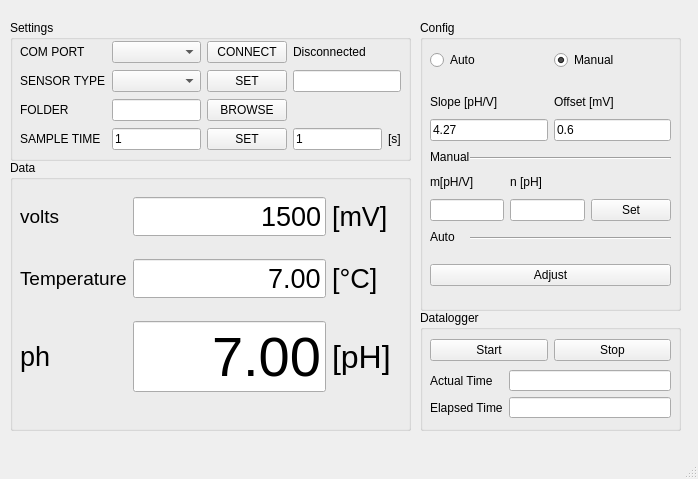
Old version of the form software/DIMQ/DIMQ_VS.ui in the repository ModularDiagnosticLabUDD/DIMQ.
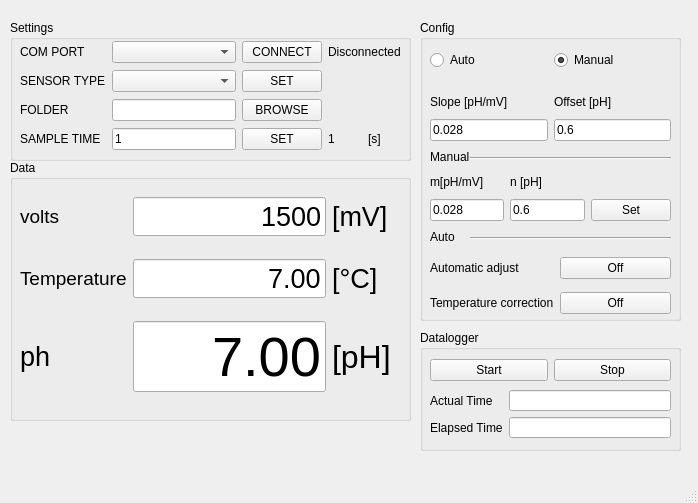
New version of the form.

```diff
--- a/software/DIMQ/DIMQ_VS.ui
+++ b/software/DIMQ/DIMQ_VS.ui
@@ -7,7 +7,7 @@
     <x>0</x>
     <y>0</y>
     <width>698</width>
-    <height>479</height>
+    <height>503</height>
    </rect>
   </property>
   <property name="windowTitle">
@@ -77,16 +77,6 @@
       <item row="1" column="1">
        <widget class="QComboBox" name="comboBox_2"/>
       </item>
-      <item row="1" column="3">
-       <widget class="QLineEdit" name="lineEdit">
-        <property name="minimumSize">
-         <size>
-          <width>60</width>
-          <height>0</height>
-         </size>
-        </property>
-       </widget>
-      </item>
       <item row="2" column="0">
        <widget class="QLabel" name="label_4">
         <property name="text">
@@ -128,7 +118,7 @@
       <item row="3" column="3">
        <layout class="QHBoxLayout" name="horizontalLayout_3">
         <item>
-         <widget class="QLineEdit" name="lineEdit_4">
+         <widget class="QLabel" name="label_21">
           <property name="text">
            <string>1</string>
           </property>
@@ -152,7 +142,7 @@
       <x>10</x>
       <y>160</y>
       <width>401</width>
-      <height>271</height>
+      <height>261</height>
      </rect>
     </property>
     <property name="title">
@@ -294,7 +284,7 @@
       <x>420</x>
       <y>20</y>
       <width>261</width>
-      <height>291</height>
+      <height>301</height>
      </rect>
     </property>
     <property name="title">
@@ -318,15 +308,23 @@
        </widget>
       </item>
       <item row="1" column="0">
-       <widget class="QLineEdit" name="lineEdit_6"/>
+       <widget class="QLineEdit" name="lineEdit_6">
+        <property name="text">
+         <string>0.028</string>
+        </property>
+       </widget>
       </item>
       <item row="1" column="1">
-       <widget class="QLineEdit" name="lineEdit_7"/>
+       <widget class="QLineEdit" name="lineEdit_7">
+        <property name="text">
+         <string>0.6</string>
+        </property>
+       </widget>
       </item>
       <item row="0" column="0">
        <widget class="QLabel" name="label_7">
         <property name="text">
-         <string>m[pH/V]</string>
+         <string>m[pH/mV]</string>
         </property>
        </widget>
       </item>
@@ -371,14 +369,35 @@
        <x>10</x>
        <y>230</y>
        <width>241</width>
-       <height>51</height>
+       <height>71</height>
       </rect>
      </property>
      <layout class="QGridLayout" name="gridLayout_3">
       <item row="0" column="0">
+       <widget class="QLabel" name="label_22">
+        <property name="text">
+         <string>Automatic adjust</string>
+        </property>
+       </widget>
+      </item>
+      <item row="0" column="1">
        <widget class="QPushButton" name="pushButton_6">
         <property name="text">
-         <string>Adjust</string>
+         <string>Off</string>
+        </property>
+       </widget>
+      </item>
+      <item row="1" column="0">
+       <widget class="QLabel" name="label_23">
+        <property name="text">
+         <string>Temperature correction</string>
+        </property>
+       </widget>
+      </item>
+      <item row="1" column="1">
+       <widget class="QPushButton" name="pushButton_9">
+        <property name="text">
+         <string>Off</string>
         </property>
        </widget>
       </item>
@@ -423,21 +442,21 @@
       <item row="0" column="1">
        <widget class="QLabel" name="label_11">
         <property name="text">
-         <string>Offset [mV] </string>
+         <string>Offset [pH] </string>
         </property>
        </widget>
       </item>
       <item row="0" column="0">
        <widget class="QLabel" name="label_10">
         <property name="text">
-         <string>Slope [pH/V]</string>
+         <string>Slope [pH/mV]</string>
         </property>
        </widget>
       </item>
       <item row="1" column="0">
        <widget class="QLineEdit" name="lineEdit_8">
         <property name="text">
-         <string>4.27</string>
+         <string>0.028</string>
         </property>
        </widget>
       </item>
@@ -484,7 +503,7 @@
     <property name="geometry">
      <rect>
       <x>420</x>
-      <y>310</y>
+      <y>330</y>
       <width>261</width>
       <height>121</height>
      </rect>
```
